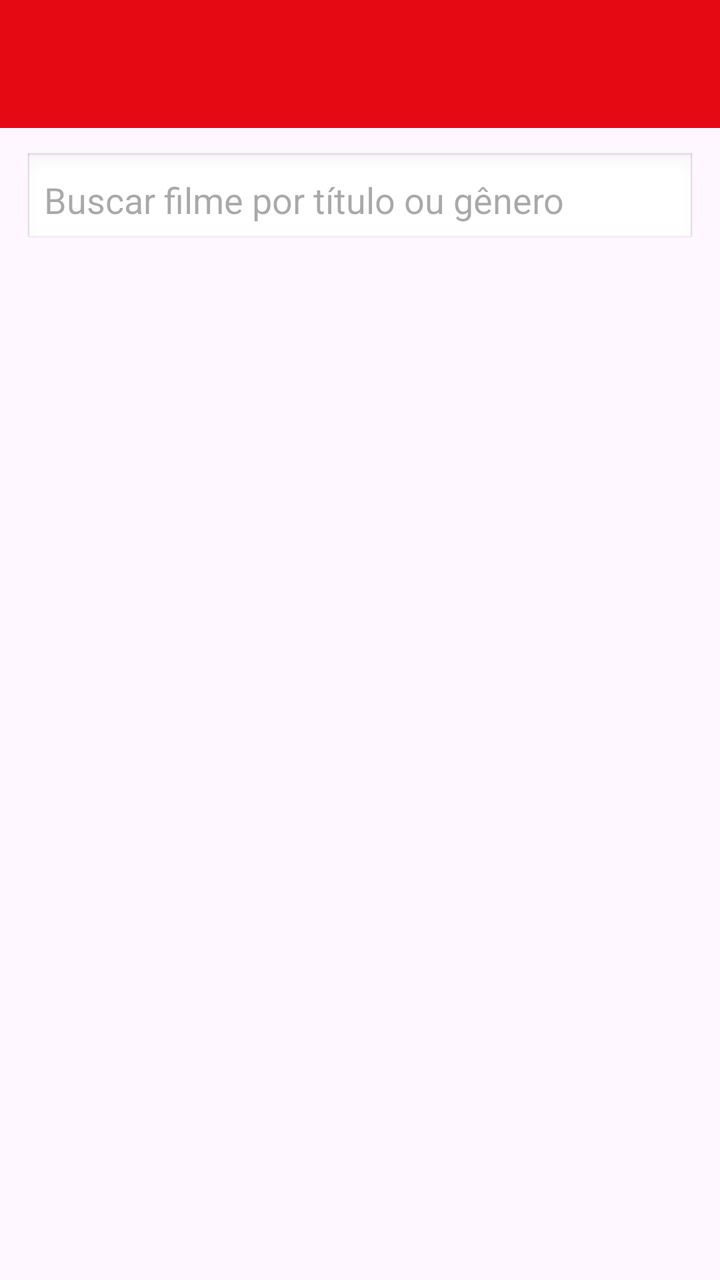
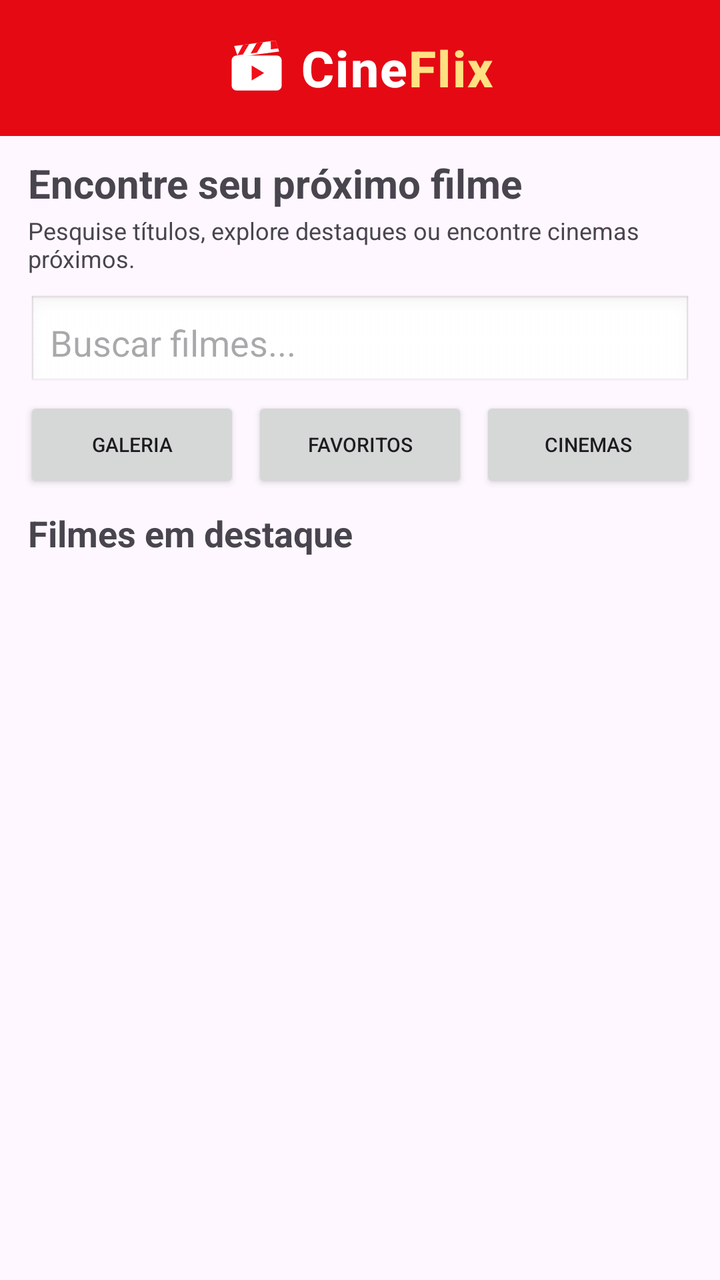

Screens rendered from an Android XML layout before and after an edit, with the pre-edit source and the edit as a unified diff.
<!-- AndroidManifest.xml: application theme Theme.CineFlix -->
<!-- res/layout/activity_main.xml -->
<?xml version="1.0" encoding="utf-8"?>
<LinearLayout xmlns:android="http://schemas.android.com/apk/res/android"
    android:layout_width="match_parent"
    android:layout_height="match_parent"
    android:orientation="vertical"
    android:background="?android:attr/windowBackground">

    <androidx.appcompat.widget.Toolbar
        android:id="@+id/toolbar"
        android:layout_width="match_parent"
        android:layout_height="?attr/actionBarSize"
        android:background="@color/cineflix_red"
        android:title="@string/app_name"
        android:titleTextColor="@color/cineflix_white" />

    <EditText
        android:id="@+id/editSearch"
        android:layout_width="match_parent"
        android:layout_height="wrap_content"
        android:layout_margin="12dp"
        android:hint="@string/buscar_filme"
        android:inputType="text"
        android:imeOptions="actionSearch"
        android:padding="10dp"
        android:background="@android:drawable/edit_text" />

    <TextView
        android:id="@+id/textVazio"
        android:layout_width="match_parent"
        android:layout_height="wrap_content"
        android:text="@string/nenhum_filme_encontrado"
        android:gravity="center"
        android:padding="24dp"
        android:visibility="gone" />

    <androidx.recyclerview.widget.RecyclerView
        android:id="@+id/recyclerFilmes"
        android:layout_width="match_parent"
        android:layout_height="0dp"
        android:layout_weight="1"
        android:clipToPadding="false"
        android:paddingBottom="12dp" />

</LinearLayout>
<!-- resources referenced by this layout -->
<resources>
  <color name="cineflix_red">#E50914</color>
  <color name="cineflix_white">#FFFFFF</color>
  <string name="app_name">CineFlix</string>
  <string name="buscar_filme">Buscar filme por título ou gênero</string>
  <string name="nenhum_filme_encontrado">Nenhum filme encontrado</string>
  <style name="Theme.CineFlix" parent="Base.Theme.CineFlix" />
  <style name="Base.Theme.CineFlix" parent="Theme.Material3.DayNight.NoActionBar">
          
          
      </style>
</resources>

<!-- the commit's change to res/layout/activity_main.xml (unified diff, before → after) -->
@@ -1,36 +1,163 @@
 <?xml version="1.0" encoding="utf-8"?>
-<LinearLayout xmlns:android="http://schemas.android.com/apk/res/android"
+<LinearLayout
+    xmlns:android="http://schemas.android.com/apk/res/android"
     android:layout_width="match_parent"
     android:layout_height="match_parent"
-    android:orientation="vertical"
-    android:background="?android:attr/windowBackground">
+    android:background="?android:attr/windowBackground"
+    android:orientation="vertical">
 
+    
     <androidx.appcompat.widget.Toolbar
         android:id="@+id/toolbar"
         android:layout_width="match_parent"
-        android:layout_height="?attr/actionBarSize"
+        android:layout_height="68dp"
         android:background="@color/cineflix_red"
-        android:title="@string/app_name"
-        android:titleTextColor="@color/cineflix_white" />
+        android:elevation="6dp">
+
+        <LinearLayout
+            android:layout_width="wrap_content"
+            android:layout_height="match_parent"
+            android:layout_gravity="center"
+            android:gravity="center"
+            android:orientation="horizontal">
+
+            <ImageView
+                android:layout_width="30dp"
+                android:layout_height="30dp"
+                android:layout_marginEnd="7dp"
+                android:contentDescription="Logotipo do CineFlix"
+                android:src="@drawable/ic_cineflix_brand" />
+
+            <TextView
+                android:layout_width="wrap_content"
+                android:layout_height="wrap_content"
+                android:fontFamily="sans-serif-medium"
+                android:letterSpacing="0.03"
+                android:text="Cine"
+                android:textColor="@color/cineflix_white"
+                android:textSize="25sp"
+                android:textStyle="bold" />
+
+            <TextView
+                android:layout_width="wrap_content"
+                android:layout_height="wrap_content"
+                android:fontFamily="sans-serif-medium"
+                android:letterSpacing="0.03"
+                android:text="Flix"
+                android:textColor="#FFE082"
+                android:textSize="25sp"
+                android:textStyle="bold" />
+
+        </LinearLayout>
+
+    </androidx.appcompat.widget.Toolbar>
+
+    <TextView
+        android:layout_width="match_parent"
+        android:layout_height="wrap_content"
+        android:paddingStart="14dp"
+        android:paddingTop="10dp"
+        android:paddingEnd="14dp"
+        android:text="Encontre seu próximo filme"
+        android:textSize="20sp"
+        android:textStyle="bold" />
+
+    <TextView
+        android:layout_width="match_parent"
+        android:layout_height="wrap_content"
+        android:paddingStart="14dp"
+        android:paddingTop="2dp"
+        android:paddingEnd="14dp"
+        android:paddingBottom="4dp"
+        android:text="Pesquise títulos, explore destaques ou encontre cinemas próximos."
+        android:textSize="12sp" />
 
     <EditText
         android:id="@+id/editSearch"
         android:layout_width="match_parent"
         android:layout_height="wrap_content"
-        android:layout_margin="12dp"
-        android:hint="@string/buscar_filme"
+        android:layout_marginStart="14dp"
+        android:layout_marginTop="6dp"
+        android:layout_marginEnd="14dp"
+        android:background="@android:drawable/edit_text"
+        android:hint="Buscar filmes..."
+        android:imeOptions="actionSearch"
         android:inputType="text"
-        android:imeOptions="actionSearch"
-        android:padding="10dp"
-        android:background="@android:drawable/edit_text" />
+        android:maxLines="1"
+        android:padding="11dp" />
+
+    <TextView
+        android:id="@+id/textUltimaPesquisa"
+        android:layout_width="match_parent"
+        android:layout_height="wrap_content"
+        android:layout_marginStart="16dp"
+        android:layout_marginTop="2dp"
+        android:layout_marginEnd="16dp"
+        android:paddingTop="2dp"
+        android:paddingBottom="4dp"
+        android:text="Última pesquisa:"
+        android:textSize="11sp"
+        android:visibility="gone" />
+
+    <LinearLayout
+        android:layout_width="match_parent"
+        android:layout_height="wrap_content"
+        android:layout_marginStart="12dp"
+        android:layout_marginTop="3dp"
+        android:layout_marginEnd="12dp"
+        android:gravity="center"
+        android:orientation="horizontal">
+
+        <Button
+            android:id="@+id/btnHomeGaleria"
+            android:layout_width="0dp"
+            android:layout_height="wrap_content"
+            android:layout_marginEnd="3dp"
+            android:layout_weight="1"
+            android:text="Galeria"
+            android:textSize="10sp" />
+
+        <Button
+            android:id="@+id/btnHomeFavoritos"
+            android:layout_width="0dp"
+            android:layout_height="wrap_content"
+            android:layout_marginStart="3dp"
+            android:layout_marginEnd="3dp"
+            android:layout_weight="1"
+            android:text="Favoritos"
+            android:textSize="10sp" />
+
+        <Button
+            android:id="@+id/btnHomeCinemas"
+            android:layout_width="0dp"
+            android:layout_height="wrap_content"
+            android:layout_marginStart="3dp"
+            android:layout_weight="1"
+            android:text="Cinemas"
+            android:textSize="10sp" />
+
+    </LinearLayout>
+
+    <TextView
+        android:id="@+id/textSecao"
+        android:layout_width="match_parent"
+        android:layout_height="wrap_content"
+        android:paddingStart="14dp"
+        android:paddingTop="8dp"
+        android:paddingEnd="14dp"
+        android:paddingBottom="5dp"
+        android:text="Filmes em destaque"
+        android:textSize="18sp"
+        android:textStyle="bold" />
 
     <TextView
         android:id="@+id/textVazio"
         android:layout_width="match_parent"
         android:layout_height="wrap_content"
+        android:gravity="center"
+        android:padding="20dp"
         android:text="@string/nenhum_filme_encontrado"
-        android:gravity="center"
-        android:padding="24dp"
+        android:textSize="13sp"
         android:visibility="gone" />
 
     <androidx.recyclerview.widget.RecyclerView
@@ -39,6 +166,9 @@
         android:layout_height="0dp"
         android:layout_weight="1"
         android:clipToPadding="false"
+        android:paddingStart="8dp"
+        android:paddingTop="2dp"
+        android:paddingEnd="8dp"
         android:paddingBottom="12dp" />
 
 </LinearLayout>
<!-- resource entries referenced after the edit -->
@@ -2,8 +2,43 @@
 <resources>
   <color name="cineflix_red">#E50914</color>
   <color name="cineflix_white">#FFFFFF</color>
-  <string name="app_name">CineFlix</string>
-  <string name="buscar_filme">Buscar filme por título ou gênero</string>
+  <!-- drawable ic_cineflix_brand (drawable) -->
+  <?xml version="1.0" encoding="utf-8"?>
+  <vector xmlns:android="http://schemas.android.com/apk/res/android"
+      android:width="32dp"
+      android:height="32dp"
+      android:viewportWidth="24"
+      android:viewportHeight="24">
+  
+      
+      <path
+          android:fillColor="#FFFFFFFF"
+          android:pathData="M4,7h16c1.1,0 2,0.9 2,2v10c0,1.1 -0.9,2 -2,2H4c-1.1,0 -2,-0.9 -2,-2V9c0,-1.1 0.9,-2 2,-2z" />
+  
+      
+      <path
+          android:fillColor="#FFFFFFFF"
+          android:pathData="M3,3.2L19.5,1L21,5.4L4.5,7.6z" />
+  
+      
+      <path
+          android:fillColor="#F20D18"
+          android:pathData="M6.5,2.75L9,2.4L6.5,6.6L4.3,6.9z" />
+  
+      <path
+          android:fillColor="#F20D18"
+          android:pathData="M12,2L14.6,1.65L12.1,5.85L9.6,6.2z" />
+  
+      <path
+          android:fillColor="#F20D18"
+          android:pathData="M17.6,1.3L19.5,1.05L20.6,4.15L17.7,4.55z" />
+  
+      
+      <path
+          android:fillColor="#F20D18"
+          android:pathData="M10,11v6l5,-3z" />
+  
+  </vector>
   <string name="nenhum_filme_encontrado">Nenhum filme encontrado</string>
   <style name="Theme.CineFlix" parent="Base.Theme.CineFlix" />
   <style name="Base.Theme.CineFlix" parent="Theme.Material3.DayNight.NoActionBar">
